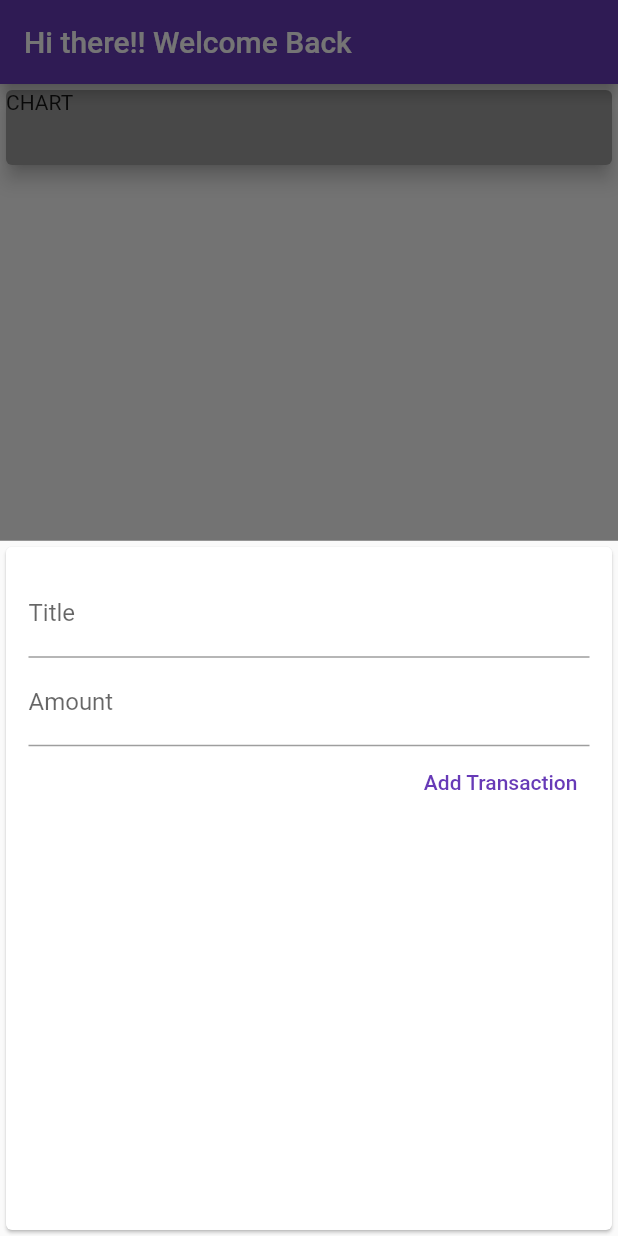
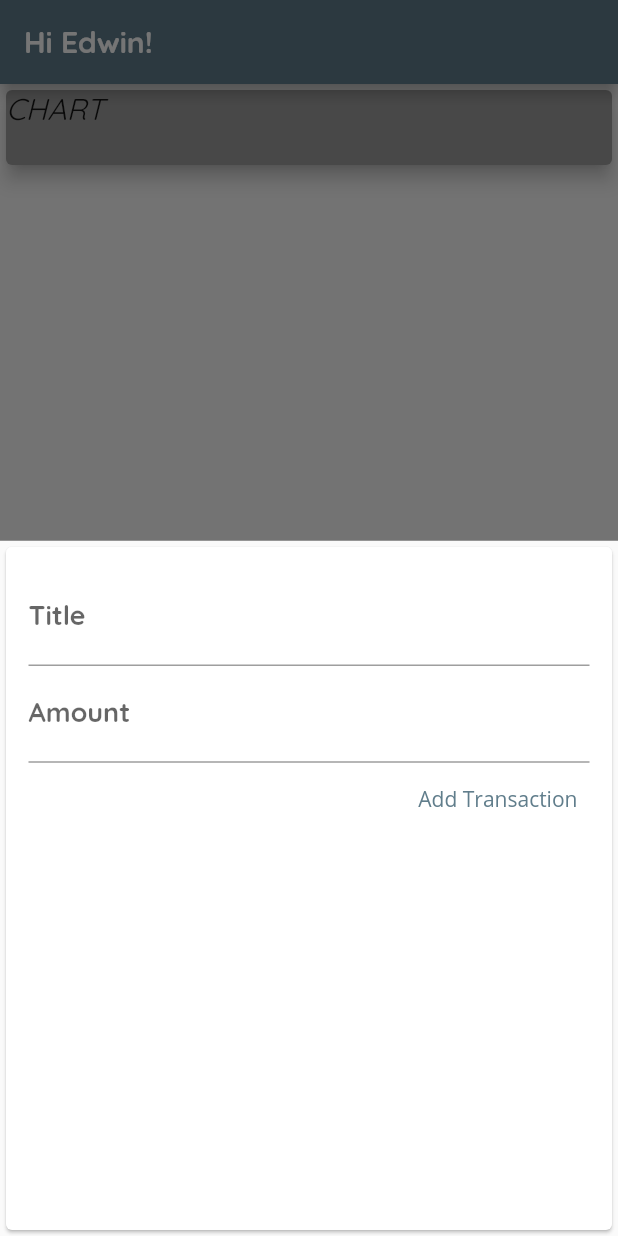
Before and after one commit to Echi4/EZTrack, a Flutter app: the screen it shows after launch, after a tap on the "add" icon, on a phone screen of 412 x 824 dp. Run offline on Flutter 3.47's test engine with Material 2 defaults, Android fonts, the phone set to English and light mode, and no system bars; missing offline and left inert: shortid.

Commit message:
Added fonts and global font syling :sparkles:

```diff
--- a/lib/main.dart
+++ b/lib/main.dart
@@ -6,22 +6,49 @@ import './widgets/new_transaction.dart';
 import './widgets/transaction_list.dart';
 
 // Entry point
-void main() => runApp(App());
+void main() => runApp(const App());
 
 // Main App
 class App extends StatelessWidget {
+  const App({super.key});
+
   @override
   Widget build(BuildContext context) {
     return MaterialApp(
-      theme: ThemeData(primarySwatch: Colors.deepPurple),
+      debugShowCheckedModeBanner: false,
+      theme: ThemeData(
+        primarySwatch: Colors.blueGrey,
+        fontFamily: "Open Sans",
+        textTheme: const TextTheme(
+          titleMedium: TextStyle(
+            fontFamily: "Quicksand",
+            fontSize: 18.0,
+            fontWeight: FontWeight.bold,
+          ),
+          bodyMedium: TextStyle(
+            fontFamily: "Quicksand",
+            fontSize: 20.0,
+            fontStyle: FontStyle.italic,
+          ),
+        ),
+        appBarTheme: const AppBarTheme(
+          titleTextStyle: TextStyle(
+            fontFamily: "Quicksand",
+            fontSize: 20.0,
+            fontWeight: FontWeight.bold,
+          ),
+        ),
+      ),
       title: "Expense Tracker App",
-      home: HomePage(),
+      home: const HomePage(),
     );
   }
 }
 
 // HomePage widget
 class HomePage extends StatefulWidget {
+  const HomePage({super.key});
+
   @override
   State<HomePage> createState() => _HomePageState();
 }
@@ -58,7 +85,7 @@ class _HomePageState extends State<HomePage> {
   Widget build(BuildContext context) {
     return Scaffold(
       appBar: AppBar(
-        title: const Text('Hi there!! Welcome Back'),
+        title: const Text('Hi Edwin!'),
       ),
       body: SingleChildScrollView(
         child: Column(
--- a/lib/widgets/transaction_list.dart
+++ b/lib/widgets/transaction_list.dart
@@ -27,7 +27,7 @@ class TransactionList extends StatelessWidget {
                     ),
                     child: Text(
                       "\$ ${transactions[index].amount.toStringAsFixed(2)}",
-                      style: const TextStyle(fontSize: 20.0),
+                      style: Theme.of(context).textTheme.bodyMedium,
                     ),
                   ),
                   Column(
@@ -35,8 +35,7 @@ class TransactionList extends StatelessWidget {
                     children: [
                       Text(
                         transactions[index].title,
-                        style: const TextStyle(
-                            fontSize: 20.0, fontWeight: FontWeight.bold),
+                        style: Theme.of(context).textTheme.titleMedium,
                       ),
                       Text(
                         transactions[index].date,
```
Also changed, not shown: pubspec.yaml (+14 -11 lines), assets/fonts/OpenSans-Bold.ttf (added), assets/fonts/OpenSans-Regular.ttf (added), assets/fonts/Quicksand-Bold.ttf (added), assets/fonts/Quicksand-Light.ttf (added), assets/fonts/Quicksand-Medium.ttf (added), assets/fonts/Quicksand-Regular.ttf (added).
